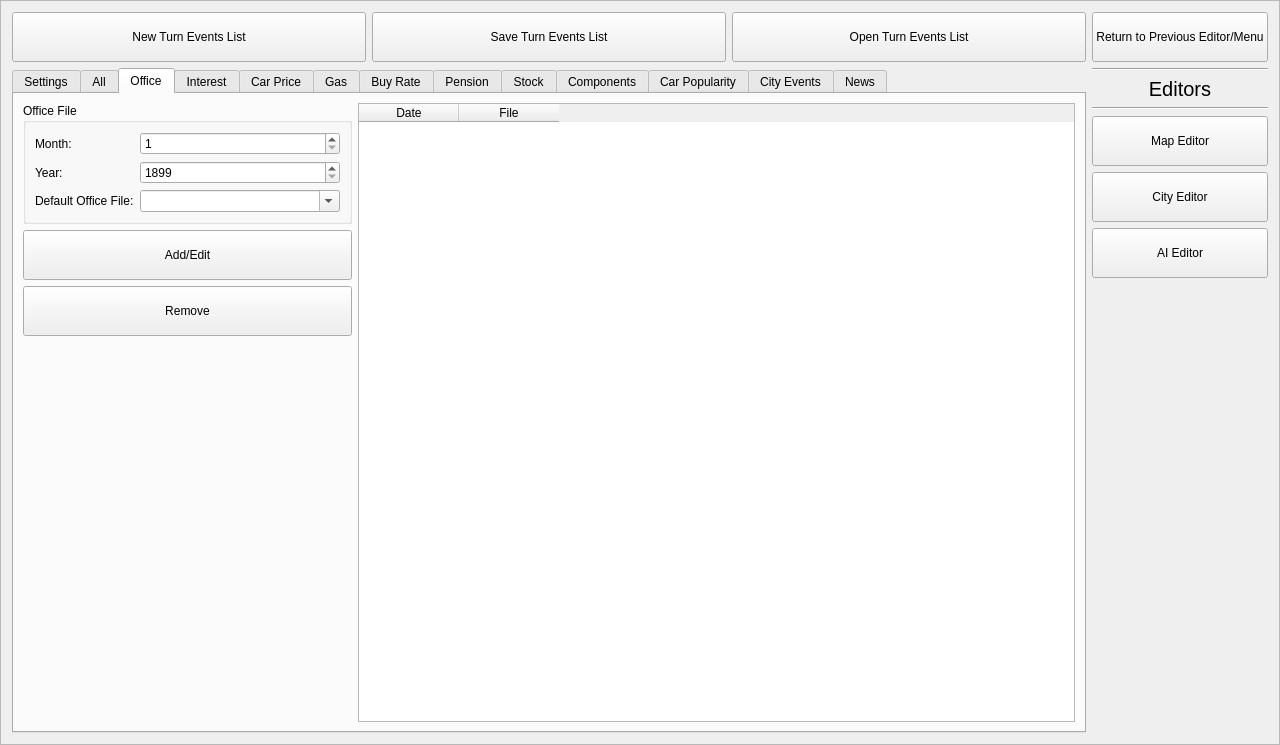
Above: TurnEventsEditor.ui from gearcity/GearCity_ModTools before the change. Below: the same form after it.
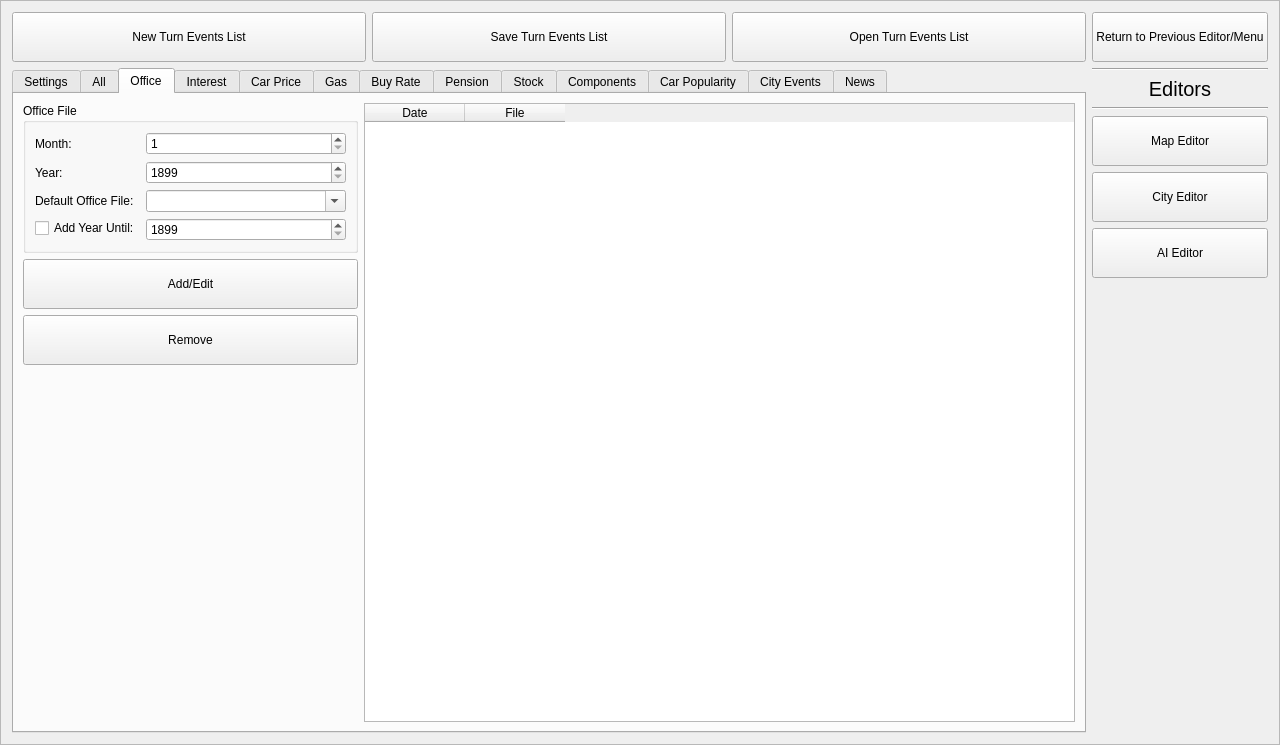
That is the form after the change. The open tabs and pages were chosen to show the change. Icons and pictures are not drawn.

Commit message:
City Editor Auto Adjuster, Turn Events Multi year Office insert
Changing city data will now automatically adjust AI and TurnEvents IDs.
Added in a way to insert the same office file to multiple years.

What changed in the file:
```diff
--- a/TurnEventsEditor.ui
+++ b/TurnEventsEditor.ui
@@ -588,6 +588,23 @@
               </property>
              </widget>
             </item>
+            <item row="3" column="0">
+             <widget class="QCheckBox" name="checkbox_TE_OfficeYearlyAdd">
+              <property name="text">
+               <string>Add Year Until:</string>
+              </property>
+             </widget>
+            </item>
+            <item row="3" column="1">
+             <widget class="QSpinBox" name="Spin_Office_YearAutoStop">
+              <property name="minimum">
+               <number>1899</number>
+              </property>
+              <property name="maximum">
+               <number>2020</number>
+              </property>
+             </widget>
+            </item>
            </layout>
           </widget>
          </item>
```
Left out of the diff: 2 changed lines with no effect on the pictures. The commit also changes 9 other files.
